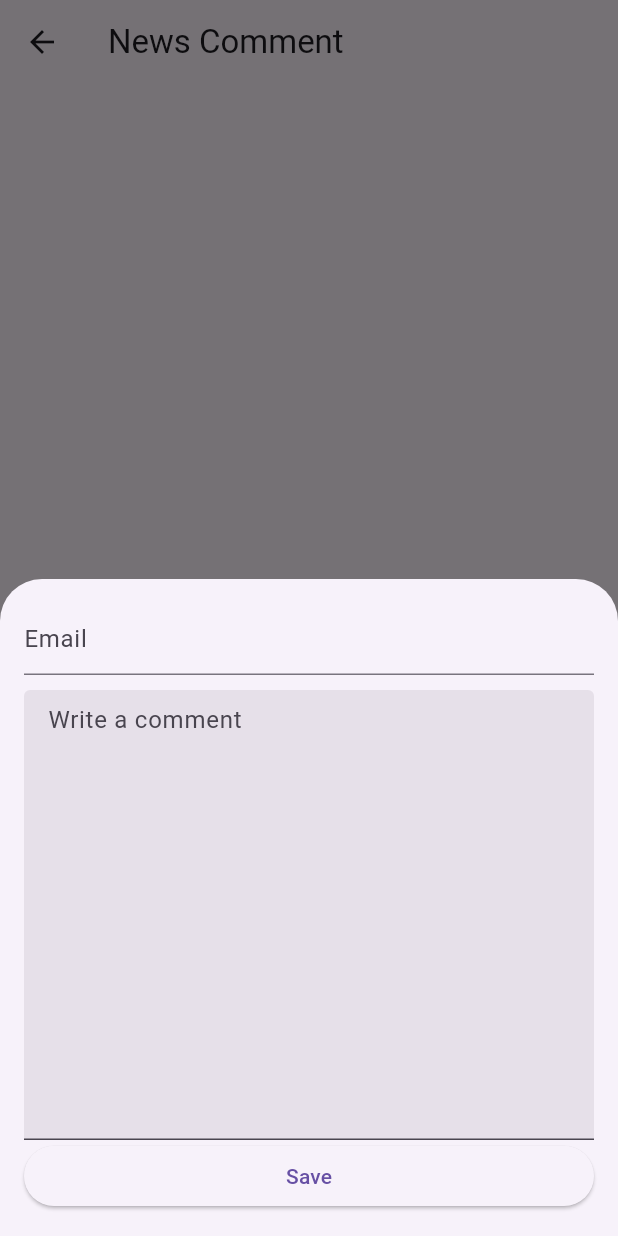
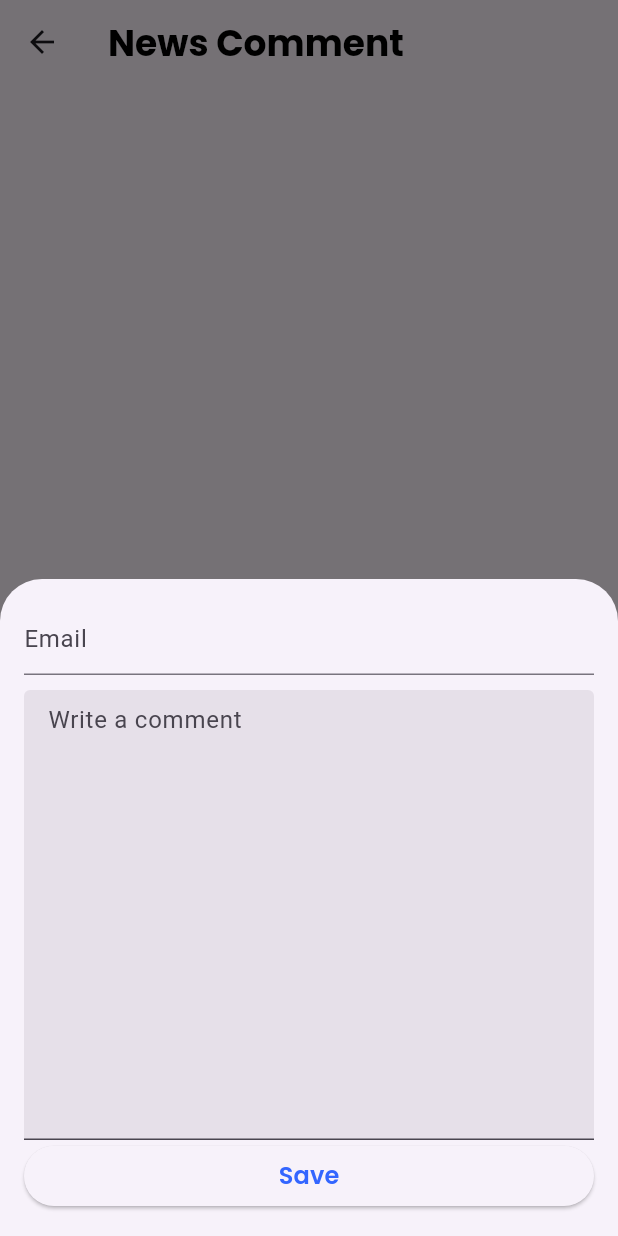
Before and after one commit to aldisakti2/Nusantara-News-App, a Flutter app: the CommentSection screen opened directly with empty values, after a tap on the "add" icon, on a phone screen of 412 x 824 dp. Run offline on Flutter 3.47's test engine with Material 3 defaults, Android fonts, the phone set to English and light mode, and no system bars; our stand-ins replace bloc, cloud_firestore, firebase_auth, firebase_core, flutter_bloc, google_fonts and 1 more; missing offline and left inert: flutter_inappwebview; accounts and stored records are empty; network calls fail.

Commit message:
Update Color

```diff
--- a/lib/pages/comment_page.dart
+++ b/lib/pages/comment_page.dart
@@ -59,7 +59,9 @@ class _CommentScreenSection extends State<CommentSection> {
     return Scaffold(
       appBar: AppBar(
         leading: BackButton(),
-        title: const Text('News Comment', textAlign: TextAlign.center),
+        title: Text('News Comment',
+            style: kHeading6.copyWith(color: kBlack),
+            textAlign: TextAlign.center),
       ),
       body: StreamBuilder<QuerySnapshot>(
         stream: _firestore
@@ -186,8 +188,15 @@ class _CommentScreenSection extends State<CommentSection> {
                                                                             }
                                                                           }
                                                                         },
-                                                                        child: const Text(
-                                                                            'Save'))))
+                                                                        child:
+                                                                            Text(
+                                                                          'Save',
+                                                                          style:
+                                                                              kSubtitlemid3.copyWith(
+                                                                            color:
+                                                                                kBlueRibbon,
+                                                                          ),
+                                                                        ))))
                                                       ],
                                                     ),
                                                   ),
@@ -233,12 +242,14 @@ class _CommentScreenSection extends State<CommentSection> {
         },
       ),
       floatingActionButton: FloatingActionButton(
+        backgroundColor: Color.fromARGB(255, 95, 179, 218),
+        foregroundColor: kWhite,
         onPressed: () {
           if (loggedInUser == null) {
             ScaffoldMessenger.of(context).showSnackBar(
               SnackBar(
                   backgroundColor: Colors.red,
-                  content: Text('Please login to add a comment',
+                  content: Text('Please Login First To Add Comment',
                       style: kSubtitlemid2.copyWith(color: kWhite))),
             );
             return;
@@ -275,8 +286,8 @@ class _CommentScreenSection extends State<CommentSection> {
                                     filled: true))),
                         Padding(
                             padding: EdgeInsets.only(
-                                bottom:
-                                    MediaQuery.of(context).viewInsets.bottom),
+                              bottom: MediaQuery.of(context).viewInsets.bottom,
+                            ),
                             child: SizedBox(
                                 width: MediaQuery.of(context).size.width,
                                 child: ElevatedButton(
@@ -315,7 +326,12 @@ class _CommentScreenSection extends State<CommentSection> {
                                         }
                                       }
                                     },
-                                    child: const Text('Save'))))
+                                    child: Text(
+                                      'Save',
+                                      style: kSubtitlemid3.copyWith(
+                                        color: kBlueRibbon,
+                                      ),
+                                    ))))
                       ],
                     ),
                   ),
```
Also changed, not shown: lib/bloc/visit_web/web_parser.dart (+11 -11 lines).
